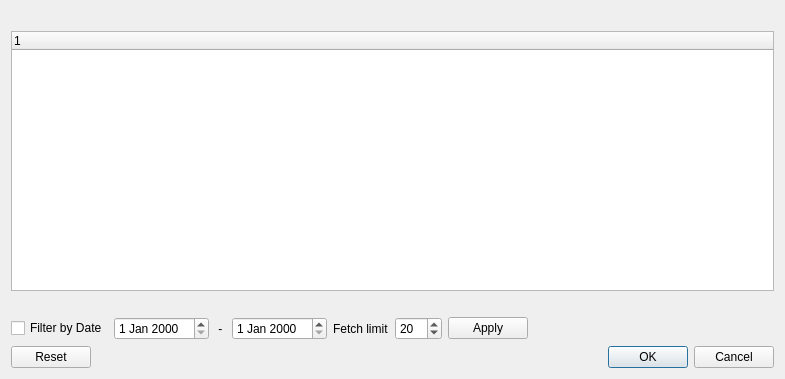
Above: tomviz/DataBrokerLoadDialog.ui from OpenChemistry/tomviz before the change. Below: the same form after it.
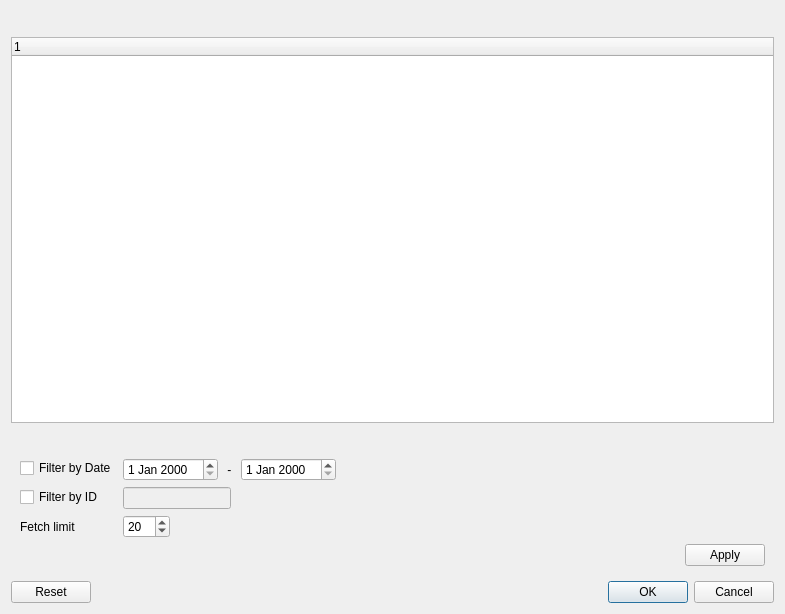
That is the form after the change.

Commit message: Add filter by scan id

```diff
--- a/tomviz/DataBrokerLoadDialog.ui
+++ b/tomviz/DataBrokerLoadDialog.ui
@@ -7,13 +7,16 @@
     <x>0</x>
     <y>0</y>
     <width>785</width>
-    <height>379</height>
+    <height>614</height>
    </rect>
   </property>
   <property name="windowTitle">
    <string>Import from DataBroker</string>
   </property>
   <layout class="QVBoxLayout" name="verticalLayout">
+   <item>
+    <widget class="QWidget" name="widget" native="true"/>
+   </item>
    <item>
     <widget class="QLabel" name="label">
      <property name="text">
@@ -42,31 +45,23 @@
    </item>
    <item>
     <widget class="QWidget" name="filterWidget" native="true">
-     <layout class="QHBoxLayout" name="filterLayout">
-      <property name="spacing">
-       <number>6</number>
-      </property>
-      <property name="leftMargin">
-       <number>0</number>
-      </property>
-      <property name="topMargin">
-       <number>0</number>
-      </property>
-      <property name="rightMargin">
-       <number>0</number>
-      </property>
-      <property name="bottomMargin">
-       <number>0</number>
-      </property>
+     <layout class="QVBoxLayout" name="verticalLayout_2">
       <item>
+       <layout class="QHBoxLayout" name="apply"/>
+      </item>
+      <item>
+       <layout class="QFormLayout" name="formLayout">
+        <item row="0" column="0">
        <widget class="QCheckBox" name="filterByDateCheckBox">
         <property name="text">
          <string>Filter by Date</string>
         </property>
        </widget>
       </item>
+        <item row="0" column="1">
+         <layout class="QHBoxLayout" name="filterByDate">
       <item>
-       <widget class="QDateEdit" name="fromDateEdit"/>
+           <widget class="QDateEdit" name="toDateEdit"/>
       </item>
       <item>
        <widget class="QLabel" name="label_2">
@@ -82,8 +77,62 @@
        </widget>
       </item>
       <item>
-       <widget class="QDateEdit" name="toDateEdit"/>
-      </item>
+           <widget class="QDateEdit" name="fromDateEdit"/>
+          </item>
+          <item>
+           <spacer name="horizontalSpacer">
+            <property name="orientation">
+             <enum>Qt::Horizontal</enum>
+            </property>
+            <property name="sizeHint" stdset="0">
+             <size>
+              <width>40</width>
+              <height>20</height>
+             </size>
+            </property>
+           </spacer>
+          </item>
+         </layout>
+        </item>
+        <item row="1" column="0">
+         <widget class="QCheckBox" name="filterByIDCheckBox">
+          <property name="text">
+           <string>Filter by ID</string>
+          </property>
+         </widget>
+        </item>
+        <item row="1" column="1">
+         <layout class="QHBoxLayout" name="filterByID">
+          <item>
+           <widget class="QLineEdit" name="idLineEdit">
+            <property name="enabled">
+             <bool>false</bool>
+            </property>
+            <property name="sizePolicy">
+             <sizepolicy hsizetype="Minimum" vsizetype="Fixed">
+              <horstretch>0</horstretch>
+              <verstretch>0</verstretch>
+             </sizepolicy>
+            </property>
+           </widget>
+          </item>
+          <item>
+           <spacer name="horizontalSpacer_5">
+            <property name="orientation">
+             <enum>Qt::Horizontal</enum>
+            </property>
+            <property name="sizeHint" stdset="0">
+             <size>
+              <width>40</width>
+              <height>20</height>
+             </size>
+            </property>
+           </spacer>
+          </item>
+         </layout>
+        </item>
+        <item row="2" column="0">
+         <layout class="QHBoxLayout" name="fetchLimit">
       <item>
        <widget class="QLabel" name="fetchLimitLabel">
         <property name="text">
@@ -92,6 +141,23 @@
        </widget>
       </item>
       <item>
+           <spacer name="horizontalSpacer_3">
+            <property name="orientation">
+             <enum>Qt::Horizontal</enum>
+            </property>
+            <property name="sizeHint" stdset="0">
+             <size>
+              <width>40</width>
+              <height>20</height>
+             </size>
+            </property>
+           </spacer>
+          </item>
+         </layout>
+        </item>
+        <item row="2" column="1">
+         <layout class="QHBoxLayout" name="filterByID">
+          <item>
        <widget class="QSpinBox" name="limitSpinBox">
         <property name="maximum">
          <number>500</number>
@@ -102,6 +168,38 @@
        </widget>
       </item>
       <item>
+           <spacer name="horizontalSpacer_2">
+            <property name="orientation">
+             <enum>Qt::Horizontal</enum>
+            </property>
+            <property name="sizeHint" stdset="0">
+             <size>
+              <width>40</width>
+              <height>20</height>
+             </size>
+            </property>
+           </spacer>
+          </item>
+         </layout>
+        </item>
+       </layout>
+      </item>
+      <item>
+       <layout class="QHBoxLayout" name="applyFilter">
+        <item>
+         <spacer name="horizontalSpacer_4">
+          <property name="orientation">
+           <enum>Qt::Horizontal</enum>
+          </property>
+          <property name="sizeHint" stdset="0">
+           <size>
+            <width>40</width>
+            <height>20</height>
+           </size>
+          </property>
+         </spacer>
+        </item>
+        <item>
        <widget class="QPushButton" name="applyFilterButton">
         <property name="sizePolicy">
          <sizepolicy hsizetype="Fixed" vsizetype="Fixed">
@@ -114,18 +212,7 @@
         </property>
        </widget>
       </item>
-      <item>
-       <spacer name="horizontalSpacer">
-        <property name="orientation">
-         <enum>Qt::Horizontal</enum>
-        </property>
-        <property name="sizeHint" stdset="0">
-         <size>
-          <width>40</width>
-          <height>20</height>
-         </size>
-        </property>
-       </spacer>
+       </layout>
       </item>
      </layout>
     </widget>
```
Lines whose indentation alone changed are shown as unchanged. The commit also changes 5 other files.
